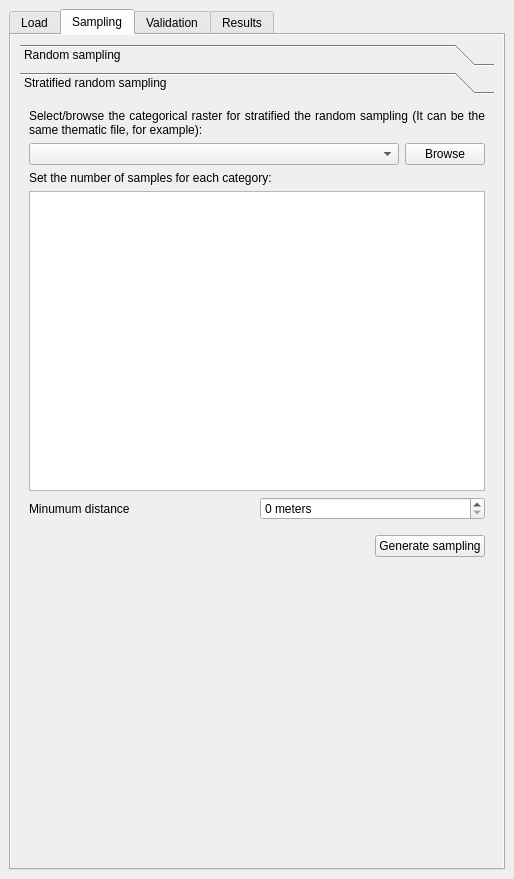
This is ui/acatama_dockwidget_base.ui in SMByC/AcATaMa as Qt 5 draws it before an edit. The edited form follows.
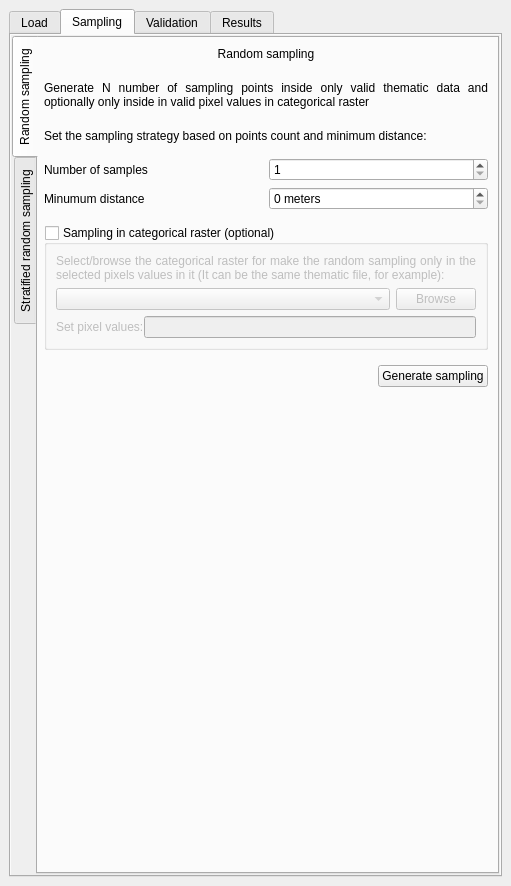
This is the edited form. The open tabs and pages were chosen to show the change.

Commit message: Improve usability UI ordering the type of sampling in vertical tabs

What changed in the file:
```diff
--- a/ui/acatama_dockwidget_base.ui
+++ b/ui/acatama_dockwidget_base.ui
@@ -6,8 +6,8 @@
    <rect>
     <x>0</x>
     <y>0</y>
-    <width>514</width>
-    <height>879</height>
+    <width>511</width>
+    <height>886</height>
    </rect>
   </property>
   <property name="windowTitle">
@@ -399,35 +399,64 @@
             <rect>
              <x>0</x>
              <y>0</y>
-             <width>490</width>
-             <height>800</height>
+             <width>487</width>
+             <height>807</height>
             </rect>
            </property>
            <layout class="QVBoxLayout" name="verticalLayout_6">
+            <property name="spacing">
+             <number>1</number>
+            </property>
+            <property name="margin">
+             <number>1</number>
+            </property>
             <item>
-             <widget class="QToolBox" name="toolBox">
+             <widget class="QTabWidget" name="tabs_SamplingStrategy">
+              <property name="tabPosition">
+               <enum>QTabWidget::West</enum>
+              </property>
               <property name="currentIndex">
                <number>1</number>
               </property>
-              <widget class="QWidget" name="page_RandomSampling">
-               <property name="geometry">
-                <rect>
-                 <x>0</x>
-                 <y>0</y>
-                 <width>478</width>
-                 <height>702</height>
-                </rect>
-               </property>
-               <attribute name="label">
+              <widget class="QWidget" name="tab_RandomSampling">
+               <attribute name="title">
                 <string>Random sampling</string>
                </attribute>
-               <layout class="QVBoxLayout" name="verticalLayout_18">
+               <layout class="QVBoxLayout" name="verticalLayout_4">
+                <property name="leftMargin">
+                 <number>6</number>
+                </property>
                 <item>
                  <widget class="QWidget" name="widget_RandomSampling" native="true">
                   <layout class="QVBoxLayout" name="verticalLayout_14">
                    <property name="margin">
                     <number>0</number>
                    </property>
+                   <item>
+                    <widget class="QLabel" name="label_10">
+                     <property name="text">
+                      <string>Random sampling
+</string>
+                     </property>
+                     <property name="alignment">
+                      <set>Qt::AlignCenter</set>
+                     </property>
+                    </widget>
+                   </item>
+                   <item>
+                    <widget class="QLabel" name="label_8">
+                     <property name="text">
+                      <string>Generate N number of sampling points inside only valid thematic data and optionally only inside in valid pixel values in categorical raster
+</string>
+                     </property>
+                     <property name="alignment">
+                      <set>Qt::AlignJustify|Qt::AlignVCenter</set>
+                     </property>
+                     <property name="wordWrap">
+                      <bool>true</bool>
+                     </property>
+                    </widget>
+                   </item>
                    <item>
                     <widget class="QLabel" name="label_5">
                      <property name="text">
@@ -622,19 +651,14 @@
                 </item>
                </layout>
               </widget>
-              <widget class="QWidget" name="page_StratifiedSampling">
-               <property name="geometry">
-                <rect>
-                 <x>0</x>
-                 <y>0</y>
-                 <width>478</width>
-                 <height>702</height>
-                </rect>
-               </property>
-               <attribute name="label">
+              <widget class="QWidget" name="tab_StratifiedSampling">
+               <attribute name="title">
                 <string>Stratified random sampling</string>
                </attribute>
-               <layout class="QVBoxLayout" name="verticalLayout_19">
+               <layout class="QVBoxLayout" name="verticalLayout_10">
+                <property name="leftMargin">
+                 <number>6</number>
+                </property>
                 <item>
                  <widget class="QWidget" name="widget_StratifiedSampling" native="true">
                   <layout class="QVBoxLayout" name="verticalLayout_13">
@@ -778,22 +802,6 @@
               </widget>
              </widget>
             </item>
-            <item>
-             <spacer name="verticalSpacer_2">
-              <property name="orientation">
-               <enum>Qt::Vertical</enum>
-              </property>
-              <property name="sizeType">
-               <enum>QSizePolicy::Fixed</enum>
-              </property>
-              <property name="sizeHint" stdset="0">
-               <size>
-                <width>20</width>
-                <height>12</height>
-               </size>
-              </property>
-             </spacer>
-            </item>
            </layout>
           </widget>
          </widget>
```
Left out of the diff: 38 changed lines with no effect on the pictures.
